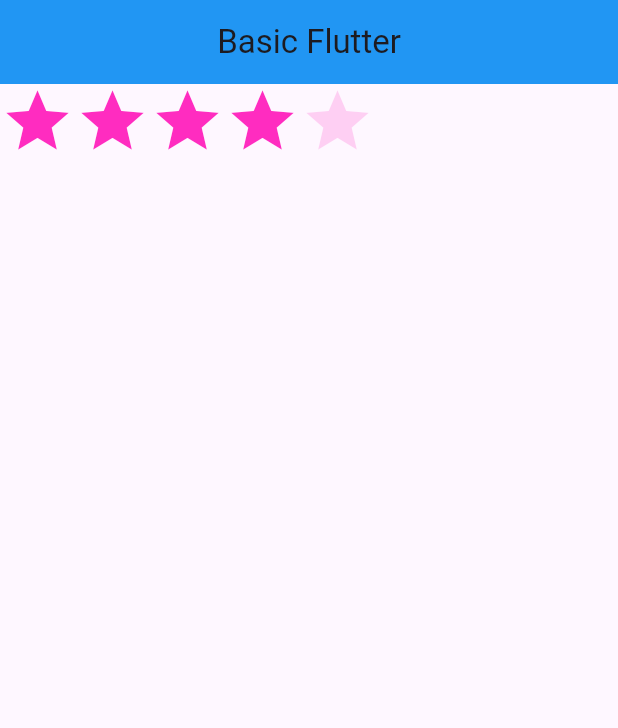
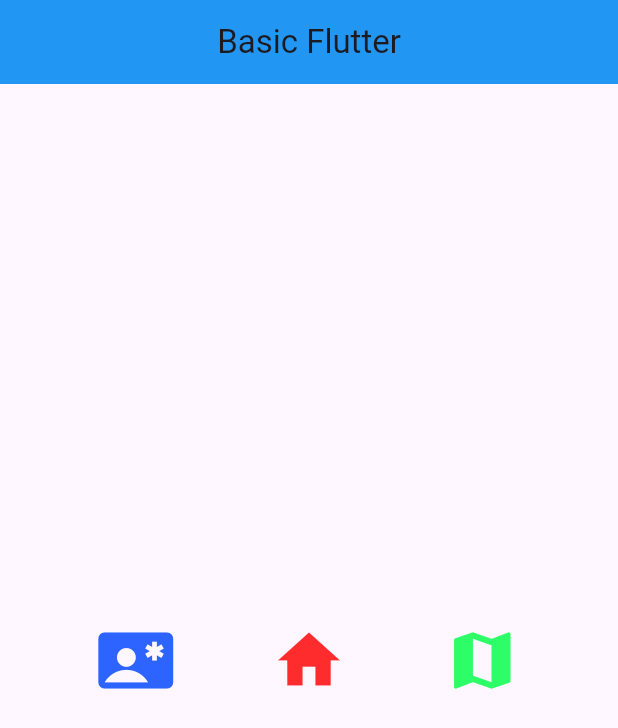
Before and after one commit to JannatulFerdousRiva/flutter_application_1, a Flutter app: the screen it shows after launch, on a phone screen of 412 x 824 dp. Shown: the top 728 px of the screen. Run offline on Flutter 3.47's test engine with Material 3 defaults, Android fonts, the phone set to English and light mode, and no system bars.

Commit message:
Task_row_icon

```diff
--- a/lib/main.dart
+++ b/lib/main.dart
@@ -17,19 +17,20 @@ class LabClass05 extends StatelessWidget {
             backgroundColor: Colors.blue,
             centerTitle: true,
           ),
-          body: Row(
-            children: [
-              Icon(Icons.star,
-                  size: 50, color: const Color.fromARGB(210, 255, 0, 179)),
-              Icon(Icons.star,
-                  size: 50, color: const Color.fromARGB(210, 255, 0, 179)),
-              Icon(Icons.star,
-                  size: 50, color: const Color.fromARGB(210, 255, 0, 179)),
-              Icon(Icons.star,
-                  size: 50, color: const Color.fromARGB(210, 255, 0, 179)),
-              Icon(Icons.star,
-                  size: 50, color: const Color.fromARGB(41, 255, 0, 179)),
-            ],
+          body: Container(
+            height: double.infinity,
+            child: Row(
+              mainAxisAlignment: MainAxisAlignment.spaceEvenly,
+              crossAxisAlignment: CrossAxisAlignment.center,
+              children: [
+                Icon(Icons.contact_emergency,
+                    size: 50, color: const Color.fromARGB(210, 0, 68, 255)),
+                Icon(Icons.home,
+                    size: 50, color: const Color.fromARGB(210, 255, 0, 0)),
+                Icon(Icons.map,
+                    size: 50, color: const Color.fromARGB(210, 0, 255, 72)),
+              ],
+            ),
           ),
         ));
   }
```
